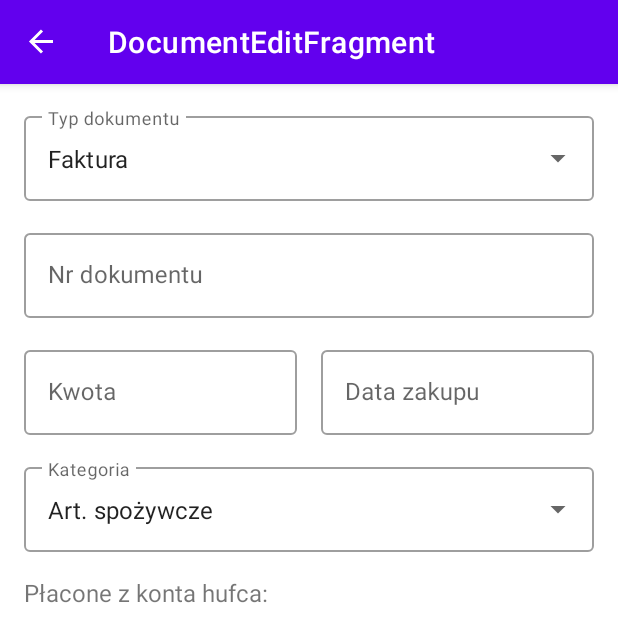
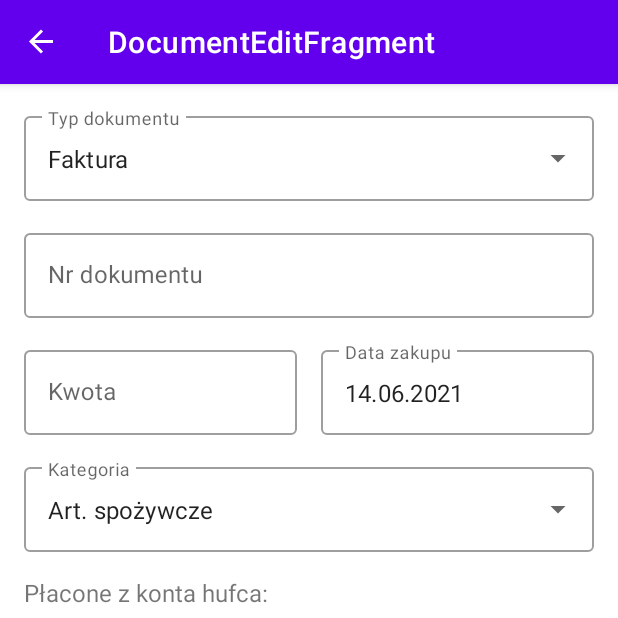
Before and after one commit to fbogulak/rozlicz-wyjazd, an Android app: the DocumentEditFragment screen opened through its navigation route, on a phone screen of 412 x 824 dp, the top half of it. Run offline under Robolectric (Android 15) with nearby library versions, the phone set to English and light mode, and no system bars; our stand-ins replace data binding, navigation-ui.

Commit message:
feat: Configure date picker

```diff
--- a/app/src/main/java/pl/skaucieuropy/rozliczwyjazd/ui/documentedit/DocumentEditFragment.kt
+++ b/app/src/main/java/pl/skaucieuropy/rozliczwyjazd/ui/documentedit/DocumentEditFragment.kt
@@ -7,8 +7,11 @@ import android.view.LayoutInflater
 import android.view.View
 import android.view.ViewGroup
 import android.widget.ArrayAdapter
+import com.google.android.material.datepicker.MaterialDatePicker
 import pl.skaucieuropy.rozliczwyjazd.R
 import pl.skaucieuropy.rozliczwyjazd.databinding.FragmentDocumentEditBinding
+import java.text.SimpleDateFormat
+import java.util.*
 
 class DocumentEditFragment : Fragment() {
 
@@ -21,9 +24,12 @@ class DocumentEditFragment : Fragment() {
     ): View {
         viewModel = ViewModelProvider(this).get(DocumentEditViewModel::class.java)
         binding = FragmentDocumentEditBinding.inflate(inflater)
+        binding.viewModel = viewModel
         binding.lifecycleOwner = viewLifecycleOwner
 
+        binding.dateEdit.keyListener = null
         setupExposedDropdownMenus()
+        setupDatePicker()
 
         return binding.root
     }
@@ -43,4 +49,26 @@ class DocumentEditFragment : Fragment() {
         )
         binding.categoryAutoComplete.setAdapter(categoryAdapter)
     }
+
+    private fun setupDatePicker() {
+        val datePicker =
+            MaterialDatePicker.Builder.datePicker()
+                .setTitleText(getString(R.string.buy_date))
+                .setSelection(MaterialDatePicker.todayInUtcMilliseconds())
+                .build()
+
+        datePicker.addOnPositiveButtonClickListener {
+            viewModel.updateSelectedDate(Date(it))
+        }
+
+        binding.dateEdit.apply {
+            setOnClickListener {
+                datePicker.show(parentFragmentManager, "tag")
+            }
+            setOnFocusChangeListener { _, hasFocus ->
+                if (hasFocus)
+                    datePicker.show(parentFragmentManager, "tag")
+            }
+        }
+    }
 }
--- a/app/src/main/java/pl/skaucieuropy/rozliczwyjazd/ui/documentedit/DocumentEditViewModel.kt
+++ b/app/src/main/java/pl/skaucieuropy/rozliczwyjazd/ui/documentedit/DocumentEditViewModel.kt
@@ -1,7 +1,18 @@
 package pl.skaucieuropy.rozliczwyjazd.ui.documentedit
 
+import androidx.lifecycle.LiveData
+import androidx.lifecycle.MutableLiveData
 import androidx.lifecycle.ViewModel
+import java.util.*
 
 class DocumentEditViewModel : ViewModel() {
-    // TODO: Implement the ViewModel
+
+    private val _selectedDate = MutableLiveData(Calendar.getInstance().time)
+
+    val selectedDate: LiveData<Date>
+        get() = _selectedDate
+
+    fun updateSelectedDate(newDate: Date) {
+        _selectedDate.value = newDate
+    }
 }
--- /dev/null
+++ b/app/src/main/java/pl/skaucieuropy/rozliczwyjazd/ui/documentedit/adapter/DocumentEditBindingAdapters.kt
@@ -0,0 +1,14 @@
+package pl.skaucieuropy.rozliczwyjazd.ui.documentedit.adapter
+
+import android.widget.TextView
+import androidx.databinding.BindingAdapter
+import java.text.SimpleDateFormat
+import java.util.*
+
+@BindingAdapter("date")
+fun bindTextViewToDate(textView: TextView, date: Date?) {
+    date?.let {
+        val dateFormat = SimpleDateFormat("dd.MM.yyyy", Locale.getDefault())
+        textView.text = dateFormat.format(it)
+    }
+}
--- a/app/src/main/res/layout/fragment_document_edit.xml
+++ b/app/src/main/res/layout/fragment_document_edit.xml
@@ -5,6 +5,9 @@
 
     <data>
 
+        <variable
+            name="viewModel"
+            type="pl.skaucieuropy.rozliczwyjazd.ui.documentedit.DocumentEditViewModel" />
     </data>
 
     <androidx.coordinatorlayout.widget.CoordinatorLayout
@@ -99,7 +102,8 @@
                         android:id="@+id/date_edit"
                         android:layout_width="match_parent"
                         android:layout_height="wrap_content"
-                        android:inputType="date" />
+                        android:inputType="none"
+                        app:date="@{viewModel.selectedDate}" />
 
                 </com.google.android.material.textfield.TextInputLayout>
 
--- a/app/src/main/res/values/strings.xml
+++ b/app/src/main/res/values/strings.xml
@@ -16,4 +16,5 @@
     <string name="save_changes">Zapisz zmiany</string>
     <string name="vat_invoice">Faktura</string>
     <string name="groceries">Art. spożywcze</string>
+    <string name="buy_date">Data zakupu</string>
 </resources>
```
